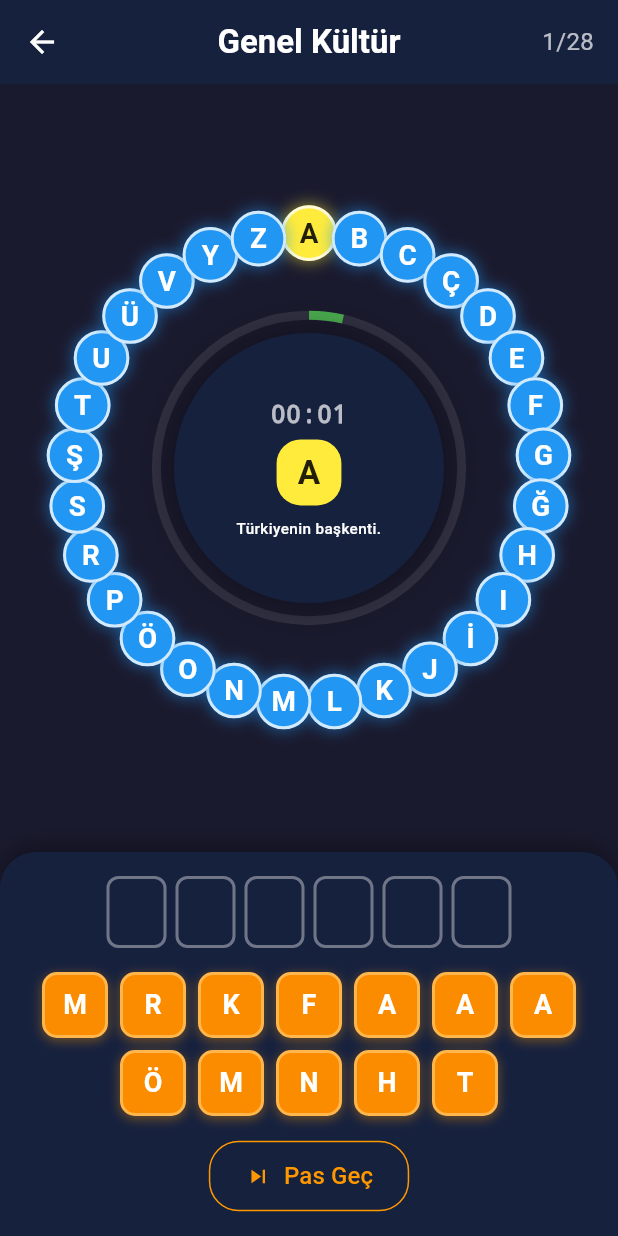
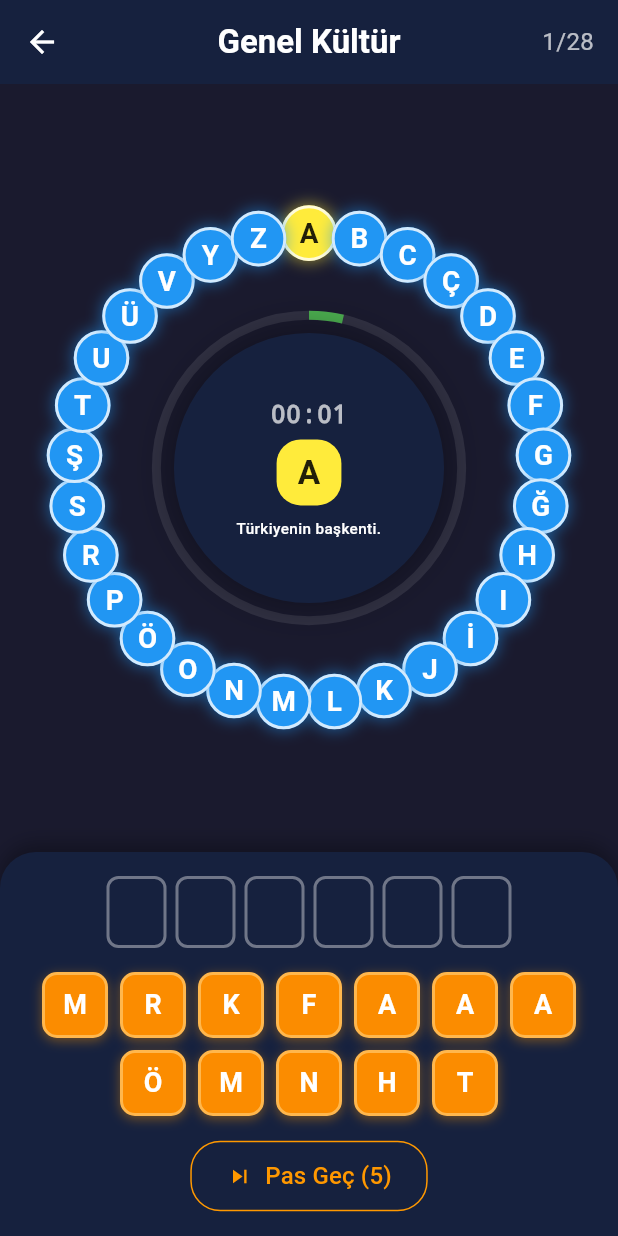
Before and after one commit to FarukKaramanVektorel/harf-cemberi, a Flutter app: the screen it shows once a user with an empty profile is signed in, after a tap on "Genel Kültür", on a phone screen of 412 x 824 dp. Run offline on Flutter 3.47's test engine with Material 3 defaults, Android fonts, the phone set to English and light mode, and no system bars; our stand-ins replace firebase_auth, firebase_core, shared_preferences, sqflite; accounts and stored records are empty.

Commit message:
Update GameScreen: Limit pass rights to 5 and update pass button UI

```diff
--- a/lib/screens/game_screen.dart
+++ b/lib/screens/game_screen.dart
@@ -61,6 +61,10 @@ class _GameScreenState extends State<GameScreen> with SingleTickerProviderStateM
   // Timer state (counts UP - elapsed time)
   Timer? _gameTimer;
   int _elapsedSeconds = 0;
+
+  // Pass rights
+  static const int maxPasses = 5;
+  int remainingPasses = maxPasses;
 
   // Scoring - will be calculated at the end
   int correctAnswers = 0;
@@ -285,7 +289,10 @@ class _GameScreenState extends State<GameScreen> with SingleTickerProviderStateM
   }
 
   void _passQuestion() {
+    if (remainingPasses <= 0) return;
+
     setState(() {
+      remainingPasses--;
       letterStates[currentLetterIndex] = LetterState.wrong;
 
       if (currentIndex < questions.length - 1) {
@@ -690,22 +697,22 @@ class _GameScreenState extends State<GameScreen> with SingleTickerProviderStateM
 
                   // Pass Button
                   TextButton.icon(
-                    onPressed: _passQuestion,
-                    icon: const Icon(
+                    onPressed: remainingPasses > 0 ? _passQuestion : null,
+                    icon: Icon(
                       Icons.skip_next,
-                      color: Colors.orange,
+                      color: remainingPasses > 0 ? Colors.orange : Colors.grey,
                     ),
-                    label: const Text(
-                      'Pas Geç',
+                    label: Text(
+                      'Pas Geç ($remainingPasses)',
                       style: TextStyle(
-                        color: Colors.orange,
+                        color: remainingPasses > 0 ? Colors.orange : Colors.grey,
                         fontSize: 16,
                       ),
                     ),
                     style: TextButton.styleFrom(
                       padding: const EdgeInsets.symmetric(horizontal: 24, vertical: 12),
-                      side: const BorderSide(
-                        color: Colors.orange,
+                      side: BorderSide(
+                        color: remainingPasses > 0 ? Colors.orange : Colors.grey,
                       ),
                       shape: RoundedRectangleBorder(
                         borderRadius: BorderRadius.circular(20),
```
